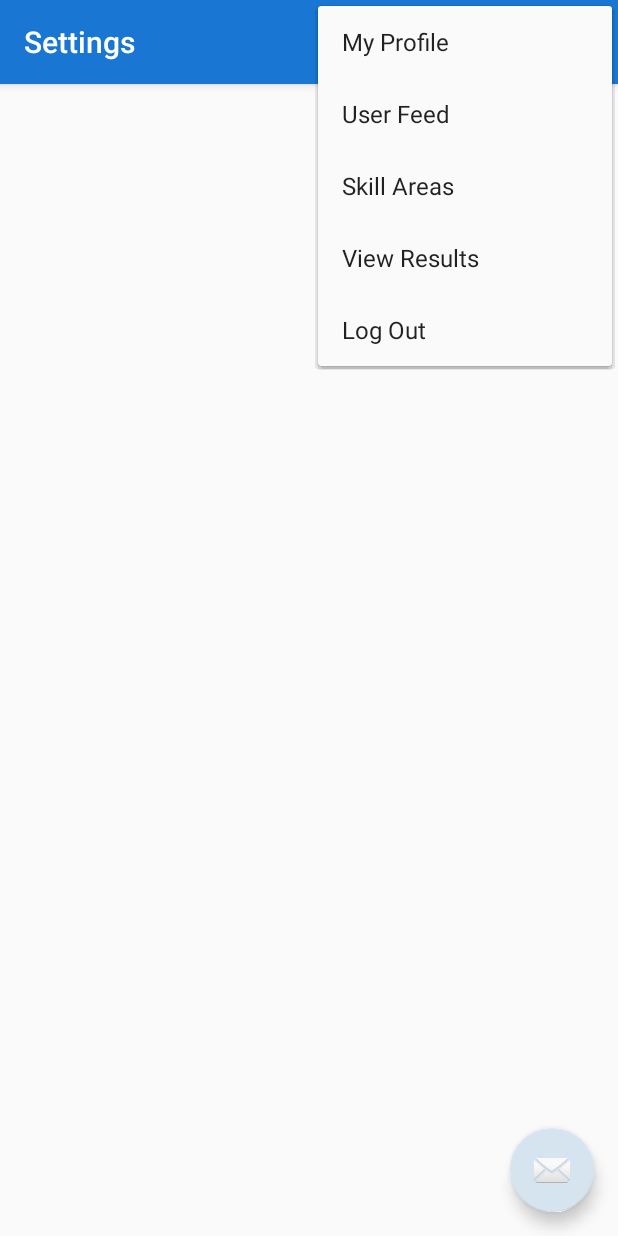
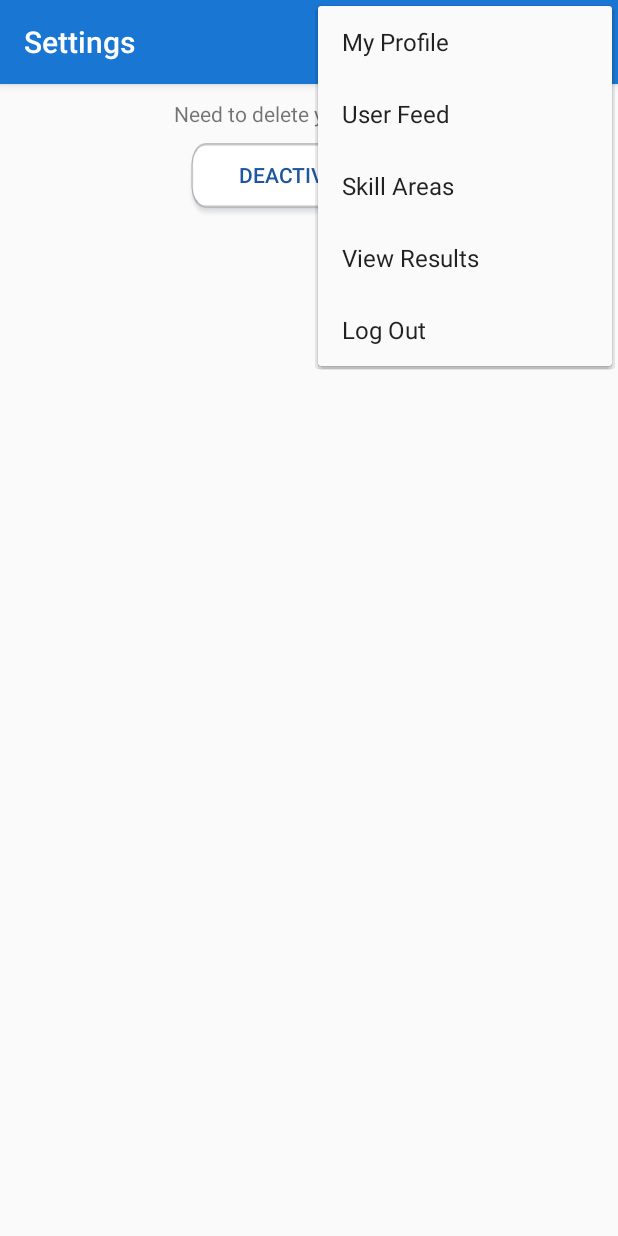
Before and after one commit to LauraDouglas24/HoopHacksApp, an Android app: the Settings screen opened directly, with no data from a screen before it, with the options menu open, on a phone screen of 412 x 824 dp. Run offline under Robolectric (Android 15) with nearby library versions, the light colour scheme and no system bars; our stand-ins replace Firebase (no records; nobody signed in at launch, a user with empty details on screens opened directly).

Commit message:
Adding validation register account & adding deactivate account

```diff
--- a/app/src/main/java/com/hoophacks/hoophacks3/ExerciseView.java
+++ b/app/src/main/java/com/hoophacks/hoophacks3/ExerciseView.java
@@ -107,6 +107,7 @@ public class ExerciseView extends AppCompatActivity implements View.OnClickListe
                 Intent intent = new Intent(ExerciseView.this, ExerciseList.class);
                 intent.putExtra("skillArea", skillArea);
                 startActivity(intent);
+                break;
             case R.id.bStart:
                 if(exerciseTime != 0) {
                     Intent startIntent = new Intent(ExerciseView.this, CountdownTimer.class);
@@ -118,6 +119,7 @@ public class ExerciseView extends AppCompatActivity implements View.OnClickListe
                     startIntent.putExtra("exerciseName", exerciseName);
                     startActivity(startIntent);
                 }
+                break;
         }
     }
 
--- a/app/src/main/res/layout/activity_settings.xml
+++ b/app/src/main/res/layout/activity_settings.xml
@@ -22,12 +22,4 @@
 
     <include layout="@layout/content_settings" />
 
-    <android.support.design.widget.FloatingActionButton
-        android:id="@+id/fab"
-        android:layout_width="wrap_content"
-        android:layout_height="wrap_content"
-        android:layout_gravity="bottom|end"
-        android:layout_margin="@dimen/fab_margin"
-        app:srcCompat="@android:drawable/ic_dialog_email" />
-
 </android.support.design.widget.CoordinatorLayout>
--- a/app/src/main/res/layout/content_settings.xml
+++ b/app/src/main/res/layout/content_settings.xml
@@ -8,4 +8,32 @@
     tools:context="com.hoophacks.hoophacks3.Settings"
     tools:showIn="@layout/activity_settings">
 
+    <RelativeLayout
+        android:layout_width="match_parent"
+        android:layout_height="match_parent">
+
+        <TextView
+            android:id="@+id/tvDeactivate"
+            android:layout_width="match_parent"
+            android:layout_height="wrap_content"
+            android:gravity="center_horizontal|center_vertical"
+            android:text="Need to delete your account?"
+            android:paddingTop="10dp"
+            android:paddingBottom="10dp"
+        />
+
+        <Button
+            android:id="@+id/bDeactivate"
+            android:layout_width="150dp"
+            android:layout_height="50dp"
+            android:layout_below="@+id/tvDeactivate"
+            android:layout_marginLeft="125dp"
+            android:paddingBottom="8dp"
+            android:textColor="@color/colorPrimaryDark"
+            android:text="Deactivate"
+            android:background="@drawable/whitebutton"
+        />
+
+    </RelativeLayout>
+
 </android.support.constraint.ConstraintLayout>
```
Also changed, not shown: app/src/main/java/com/hoophacks/hoophacks3/Register.java (+25 -14 lines), app/src/main/java/com/hoophacks/hoophacks3/Settings.java (+59 -16 lines), app/src/main/res/layout/content_exercise_view.xml (+13 -2 lines), app/src/main/res/layout/content_register.xml (+11 -14 lines), app/src/main/res/layout/content_update_profile.xml (+24 -42 lines), app/src/main/res/drawable/basketball.png (added).
